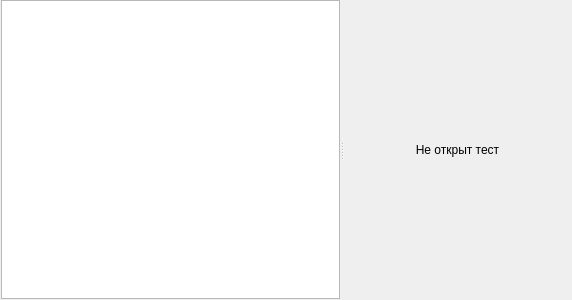
The window that client_widgets/database_widgets/resultswidget.ui (grigp/a-analyser) describes before a commit, drawn with Qt 5.
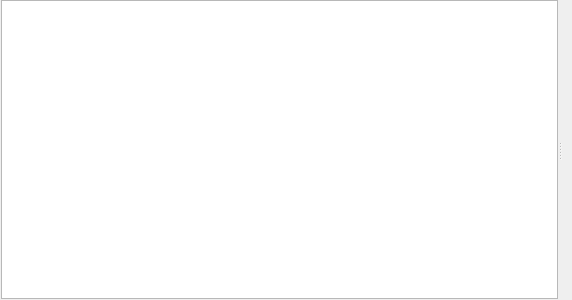
The same window after the commit. Custom widgets are drawn as their Qt base class.

Commit message: Добавлен виджет, заполняющий пустую зону, пока тест не открыт

```diff
--- a/client_widgets/database_widgets/resultswidget.ui
+++ b/client_widgets/database_widgets/resultswidget.ui
@@ -66,14 +66,7 @@
         <number>1</number>
        </property>
        <item>
-        <widget class="QLabel" name="lblNoTest">
-         <property name="text">
-          <string>Не открыт тест</string>
-         </property>
-         <property name="alignment">
-          <set>Qt::AlignCenter</set>
-         </property>
-        </widget>
+        <widget class="EmptyWidget" name="wgtNoTest" native="true"/>
        </item>
       </layout>
      </widget>
@@ -81,6 +74,14 @@
    </item>
   </layout>
  </widget>
+ <customwidgets>
+  <customwidget>
+   <class>EmptyWidget</class>
+   <extends>QWidget</extends>
+   <header location="global">emptywidget.h</header>
+   <container>1</container>
+  </customwidget>
+ </customwidgets>
  <resources/>
  <connections>
   <connection>
```
The commit also changes 7 other files.
